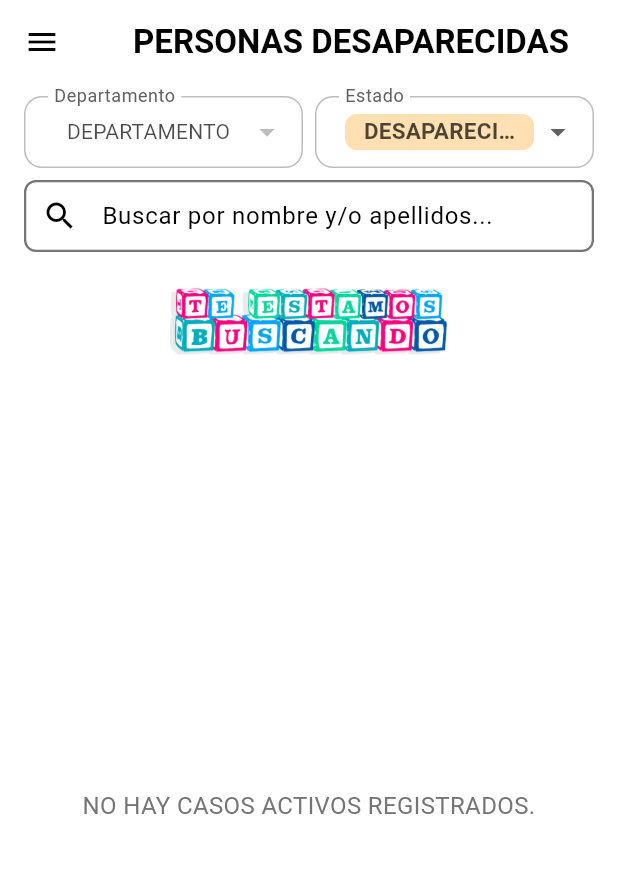
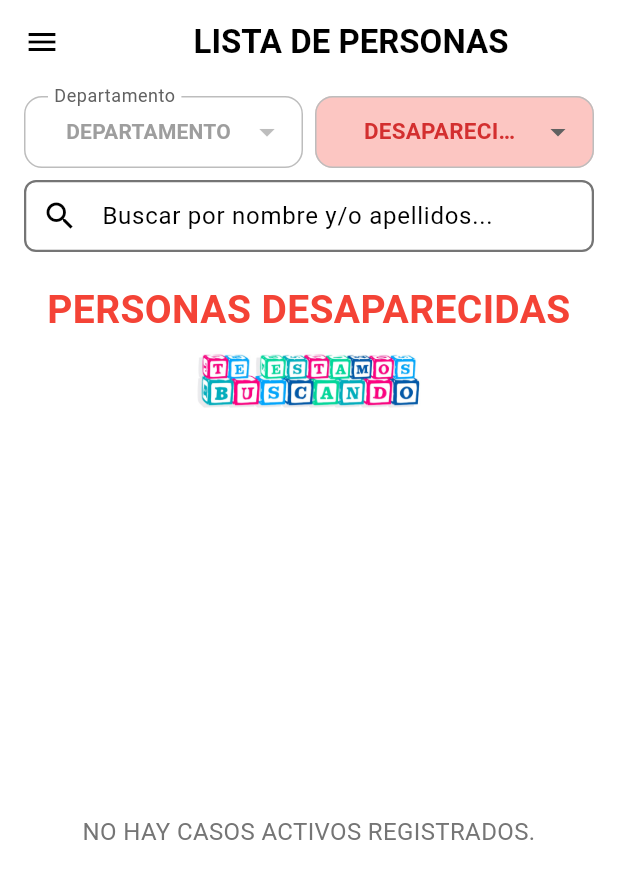
Before and after one commit to shamirdhc/alerta_desaparecidos, a Flutter app: the CitizenHomeScreen screen opened by its route, in the side drawer, after a tap on "DESAPARECIDOS", on a phone screen of 412 x 824 dp. Shown: the top 879 px of the screen. Run offline on Flutter 3.47's test engine with Material 3 defaults, Android fonts, the phone set to English and light mode, and no system bars; our stand-ins replace cloud_firestore, dartz, equatable, firebase_auth, firebase_core, firebase_storage and 9 more; accounts and stored records are empty.

Commit message:
feat(ViewMissingScreen): Implementa UI dinámica basada en estado (DESAPARECIDOS/ENCONTRADOS)

```diff
--- a/lib/common/styles/custom_input_decoration.dart
+++ b/lib/common/styles/custom_input_decoration.dart
@@ -1,19 +1,18 @@
 import 'package:flutter/material.dart';
 
 InputDecoration getCustomDropdownDecoration({
-  required BuildContext context, // AÑADIR ESTE PARÁMETRO
+  required BuildContext context,
   String labelText = '',
   String? hintText,
   Icon? prefixIcon,
-  // Puedes añadir más parámetros para personalizar el estilo si es necesario
-  // ej: Color? fillColor, TextStyle? labelStyle, etc.
+  Color? customFillColor, // NUEVO PARÁMETRO OPCIONAL
 }) {
   return InputDecoration(
     labelText: labelText,
     hintText: hintText,
     prefixIcon: prefixIcon,
     border: OutlineInputBorder(
-      borderRadius: BorderRadius.circular(12.0), // Bordes redondeados
+      borderRadius: BorderRadius.circular(12.0),
       borderSide: BorderSide(color: Colors.grey.shade400),
     ),
     enabledBorder: OutlineInputBorder(
@@ -22,15 +21,14 @@ InputDecoration getCustomDropdownDecoration({
     ),
     focusedBorder: OutlineInputBorder(
       borderRadius: BorderRadius.circular(12.0),
-      borderSide: BorderSide(color: Theme.of(context).primaryColor, width: 2.0), // USAR EL CONTEXTO AQUÍ
+      borderSide: BorderSide(color: Theme.of(context).primaryColor, width: 2.0),
     ),
     filled: true,
-    fillColor: Colors.white, // Color de fondo
-    contentPadding: const EdgeInsets.symmetric(horizontal: 16.0, vertical: 12.0), // Padding interno
+    // Usar customFillColor si se proporciona, sino el color por defecto
+    fillColor: customFillColor ?? Colors.white, // CAMBIO AQUÍ
+    contentPadding: const EdgeInsets.symmetric(horizontal: 16.0, vertical: 12.0),
     labelStyle: TextStyle(color: Colors.grey.shade700),
     hintStyle: TextStyle(color: Colors.grey.shade500),
-    // Aquí puedes añadir más propiedades de InputDecoration que desees estandarizar
-    // por ejemplo, errorStyle, focusedErrorBorder, etc.
   );
 }
 
--- a/lib/presentation/citizen/screens/citizen_home_screen.dart
+++ b/lib/presentation/citizen/screens/citizen_home_screen.dart
@@ -451,7 +451,7 @@ class CustomCitizenDrawer extends StatelessWidget {
 String _getSelectedScreenTitle(int selectedIndex) {
   switch (selectedIndex) {
     case 0:
-      return 'Personas Desaparecidas';
+      return 'LISTA DE PERSONAS';
     case 2:
       return 'Mi Perfil';
     case 3:
--- a/lib/presentation/citizen/screens/view_missing_screen.dart
+++ b/lib/presentation/citizen/screens/view_missing_screen.dart
@@ -27,10 +27,11 @@ class _ViewMissingScreenState extends State<ViewMissingScreen> {
   final ScrollController _scrollController = ScrollController();
   final DatabaseHelper _dbHelper = DatabaseHelper();
 
-  // --- NUEVO: Estado para el filtro de estado (desaparecido/encontrado) ---
-  String _selectedStatus = 'DESAPARECIDOS'; // Valor inicial
+  // Asegúrate que _selectedStatus solo esté definido aquí y no se redeclare después
+  String _selectedStatus = 'DESAPARECIDOS'; // Valor inicial ya existente
   final List<String> _statusOptions = ['DESAPARECIDOS', 'ENCONTRADOS'];
-  // --- FIN NUEVO ---
+  // Declarar _statusDropdownColor aquí
+  late Color _statusDropdownColor;
 
   // --- ASEGÚRATE QUE ESTA LISTA DE COLORES ESTÉ PRESENTE ---
   final List<Color> _departmentColors = [
@@ -48,9 +49,9 @@ class _ViewMissingScreenState extends State<ViewMissingScreen> {
   @override
   void initState() {
     super.initState();
-    // --- CAMBIO: Orquestar inicialización asíncrona ---
+    // Inicializar _statusDropdownColor basado en el _selectedStatus inicial
+    _updateStatusDropdownColor();
     _initializeScreen();
-    // --- FIN CAMBIO ---
     _searchController.addListener(_onSearchChanged);
     _scrollController.addListener(_onScroll);
   }
@@ -130,7 +131,12 @@ class _ViewMissingScreenState extends State<ViewMissingScreen> {
         (d) =>
             (d['name'] as String?)?.toUpperCase() ==
             departamentoDetectadoPorGps,
-        orElse: () => <String, dynamic>{}, // Devuelve mapa vacío si no hay coincidencia
+        orElse:
+            () =>
+                <
+                  String,
+                  dynamic
+                >{}, // Devuelve mapa vacío si no hay coincidencia
       );
 
       if (match.isNotEmpty && match['name'] != null) {
@@ -209,10 +215,13 @@ class _ViewMissingScreenState extends State<ViewMissingScreen> {
   // --- NUEVO MÉTODO: Para centralizar la llamada de búsqueda/filtrado ---
   void _fetchDataWithCurrentFilters() {
     final departamentoParaFiltrar = _selectedDepartamento?.toUpperCase();
-    final statusParaFiltrar = _selectedStatus == 'DESAPARECIDOS' ? 'activo' : 'encontrado';
+    final statusParaFiltrar =
+        _selectedStatus == 'DESAPARECIDOS' ? 'activo' : 'encontrado';
 
-    Provider.of<ViewMissingViewModel>(context, listen: false)
-        .searchMissingPeople(
+    Provider.of<ViewMissingViewModel>(
+      context,
+      listen: false,
+    ).searchMissingPeople(
       _searchController.text.trim(),
       departamento: departamentoParaFiltrar,
       status: statusParaFiltrar, // Pasar el estado correspondiente
@@ -260,12 +269,27 @@ class _ViewMissingScreenState extends State<ViewMissingScreen> {
     if (newValue == null) return;
     setState(() {
       _selectedStatus = newValue;
+      _updateStatusDropdownColor(); // Actualizar color al cambiar estado
     });
-    // --- CAMBIO AQUÍ: Usar el método centralizado ---
     _fetchDataWithCurrentFilters();
-    // --- FIN CAMBIO ---
   }
-  // --- FIN NUEVO MÉTODO ---
+
+  // Método para actualizar el color del dropdown de estado
+  void _updateStatusDropdownColor() {
+    // No es necesario llamar a setState aquí si _updateStatusDropdownColor
+    // se llama desde initState o desde un setState existente como en _onStatusChanged.
+    // Si se llamara desde otro lugar que no reconstruye el widget, setState sería necesario.
+    if (_selectedStatus == 'DESAPARECIDOS') {
+      _statusDropdownColor = Colors.red.withOpacity(0.3);
+    } else if (_selectedStatus == 'ENCONTRADOS') {
+      _statusDropdownColor = Colors.green.withOpacity(0.3);
+    } else {
+      // Color por defecto o transparente si es necesario, aunque con valor inicial no debería llegar aquí.
+      _statusDropdownColor = Colors.transparent;
+    }
+    // Si esta función se llama fuera de un setState y necesita provocar una reconstrucción:
+    // if (mounted) { setState(() {}); }
+  }
 
   @override
   Widget build(BuildContext context) {
@@ -292,15 +316,16 @@ class _ViewMissingScreenState extends State<ViewMissingScreen> {
                     child: Text(
                       'DEPARTAMENTO',
                       style: TextStyle(
-                        color: Theme.of(context).hintColor.withOpacity(0.7),
-                        fontWeight: FontWeight.normal,
+                        color: Colors.grey, // CAMBIO: Color del hint a gris
+                        fontWeight: FontWeight.bold, // CAMBIO: Hint en negrita
                         fontSize: 14,
                       ),
                     ),
                   ),
                   value: _selectedDepartamento,
                   isExpanded: true,
-                  items: _departamentosData
+                  items:
+                      _departamentosData
                           .asMap()
                           .entries
                           .map<DropdownMenuItem<String>>((entry) {
@@ -308,7 +333,8 @@ class _ViewMissingScreenState extends State<ViewMissingScreen> {
                             Map<String, dynamic> depto = entry.value;
                             final String? deptoName = depto['name'] as String?;
                             Color itemBackgroundColor =
-                            _departmentColors[index % _departmentColors.length];
+                                _departmentColors[index %
+                                    _departmentColors.length];
                             Color itemTextColor =
                                 ThemeData.estimateBrightnessForColor(
                                           itemBackgroundColor,
@@ -358,7 +384,9 @@ class _ViewMissingScreenState extends State<ViewMissingScreen> {
                             _departmentColors[index % _departmentColors.length];
                       }
                       Color selectedTextColor =
-                          ThemeData.estimateBrightnessForColor(selectedBgColor) ==
+                          ThemeData.estimateBrightnessForColor(
+                                    selectedBgColor,
+                                  ) ==
                                   Brightness.dark
                               ? Colors.white.withOpacity(0.9)
                               : Colors.black.withOpacity(0.7);
@@ -369,7 +397,6 @@ class _ViewMissingScreenState extends State<ViewMissingScreen> {
                           color: selectedBgColor,
                           borderRadius: BorderRadius.circular(8.0),
                         ),
-                        child: Padding(
                         padding: const EdgeInsets.symmetric(
                           vertical: 0,
                           horizontal: 8.0,
@@ -384,7 +411,6 @@ class _ViewMissingScreenState extends State<ViewMissingScreen> {
                           textAlign: TextAlign.center,
                           overflow: TextOverflow.ellipsis,
                         ),
-                        ),
                       );
                     }).toList();
                   },
@@ -394,33 +420,31 @@ class _ViewMissingScreenState extends State<ViewMissingScreen> {
                 ),
               ),
               const SizedBox(width: 8.0), // Espacio entre los dropdowns
-
               // --- NUEVO: Filtro de Estado (Desaparecidos/Encontrados) ---
               Expanded(
                 child: DropdownButtonFormField<String>(
                   decoration: getCustomDropdownDecoration(
                     context: context,
-                    labelText: 'Estado',
+                    customFillColor:
+                        _statusDropdownColor, // CAMBIO AQUÍ: Pasar el color dinámico
                   ),
-                  hint: Center(
-                    child: Text(
-                      'ESTADO',
-                      style: TextStyle(
-                        color: Theme.of(context).hintColor.withOpacity(0.7),
-                        fontWeight: FontWeight.normal,
-                        fontSize: 14,
-                      ),
-                    ),
-                  ),
+                  // MODIFICACIÓN: Eliminar COMPLETAMENTE el hint para el dropdown de estado
                   value: _selectedStatus,
                   isExpanded: true,
-                  items: _statusOptions.map<DropdownMenuItem<String>>((String value) {
+                  items:
+                      _statusOptions.map<DropdownMenuItem<String>>((
+                        String value,
+                      ) {
                         // Usar colores simples para este dropdown o definir una nueva paleta
-                    Color itemBackgroundColor = (value == 'DESAPARECIDOS')
+                        Color itemBackgroundColor =
+                            (value == 'DESAPARECIDOS')
                                 ? Colors.orange.shade100
                                 : Colors.green.shade100;
                         Color itemTextColor =
-                        ThemeData.estimateBrightnessForColor(itemBackgroundColor) == Brightness.dark
+                            ThemeData.estimateBrightnessForColor(
+                                      itemBackgroundColor,
+                                    ) ==
+                                    Brightness.dark
                                 ? Colors.white.withOpacity(0.9)
                                 : Colors.black.withOpacity(0.7);
 
@@ -428,7 +452,10 @@ class _ViewMissingScreenState extends State<ViewMissingScreen> {
                           value: value,
                           child: Container(
                             alignment: Alignment.center,
-                        padding: const EdgeInsets.symmetric(vertical: 12.0, horizontal: 10.0),
+                            padding: const EdgeInsets.symmetric(
+                              vertical: 12.0,
+                              horizontal: 10.0,
+                            ),
                             decoration: BoxDecoration(
                               color: itemBackgroundColor,
                               borderRadius: BorderRadius.circular(8.0),
@@ -448,27 +475,34 @@ class _ViewMissingScreenState extends State<ViewMissingScreen> {
                       }).toList(),
                   selectedItemBuilder: (BuildContext context) {
                     return _statusOptions.map<Widget>((String item) {
-                       Color selectedBgColor = (item == 'DESAPARECIDOS')
-                                              ? Colors.orange.shade100
-                                              : Colors.green.shade100;
-                       Color selectedTextColor =
-                          ThemeData.estimateBrightnessForColor(selectedBgColor) == Brightness.dark
-                              ? Colors.white.withOpacity(0.9)
-                              : Colors.black.withOpacity(0.7);
+                      // El color del item seleccionado ya no necesita cambiar el fondo del dropdown aquí,
+                      // ya que se maneja con _statusDropdownColor en la decoration.
+                      // Mantenemos la lógica para el color del texto del item si es necesario.
+                      Color selectedItemTextColor;
+                      if (item == 'DESAPARECIDOS') {
+                        selectedItemTextColor = Colors.red[700]!;
+                      } else {
+                        selectedItemTextColor = Colors.green[700]!;
+                      }
 
                       return Container(
                         alignment: Alignment.center,
-                         decoration: BoxDecoration(
-                          color: selectedBgColor,
-                          borderRadius: BorderRadius.circular(8.0),
+                        // Quitar la decoración de fondo aquí si se maneja globalmente
+                        // decoration: BoxDecoration(
+                        //   color: selectedBgColor, // Esto se maneja ahora por fillColor
+                        //   borderRadius: BorderRadius.circular(8.0),
+                        // ),
+                        child: Padding(
+                          padding: const EdgeInsets.symmetric(
+                            vertical: 0,
+                            horizontal: 8.0,
                           ),
-                        child: Padding(
-                          padding: const EdgeInsets.symmetric(vertical: 0, horizontal: 8.0),
                           child: Text(
                             item,
                             style: TextStyle(
                               fontWeight: FontWeight.bold,
-                              color: selectedTextColor,
+                              color:
+                                  selectedItemTextColor, // Usar el color de texto definido
                               fontSize: 15,
                             ),
                             textAlign: TextAlign.center,
@@ -488,7 +522,12 @@ class _ViewMissingScreenState extends State<ViewMissingScreen> {
 
         // --- Fila 2: Campo de Búsqueda (Existente) ---
         Padding(
-          padding: const EdgeInsets.fromLTRB(16.0, 0, 16.0, 8.0), // Ajustar padding si es necesario
+          padding: const EdgeInsets.fromLTRB(
+            16.0,
+            0,
+            16.0,
+            8.0,
+          ), // Ajustar padding si es necesario
           child: TextField(
             controller: _searchController,
             inputFormatters: [UpperCaseTextFormatter()],
@@ -523,18 +562,37 @@ class _ViewMissingScreenState extends State<ViewMissingScreen> {
           ),
         ),
 
-        // --- Fila 3: Título "SE BUSCA" ---
-        // (Sin cambios aquí)
-        Container(
+        // --- Fila 3: Título Dinámico y Logo ---
+        Padding(
           padding: const EdgeInsets.symmetric(vertical: 12.0),
-          // --- CAMBIO: Reemplazar Text con Image.asset ---
-          child: Image.asset(
+          child: Column(
+            children: [
+              // Título Dinámico
+              Text(
+                _selectedStatus == 'DESAPARECIDOS'
+                    ? 'PERSONAS DESAPARECIDAS'
+                    : 'PERSONAS ENCONTRADAS',
+                style: TextStyle(
+                  fontSize: 26, // Aumentado el tamaño de la fuente
+                  fontWeight: FontWeight.bold,
+                  color:
+                      _selectedStatus == 'DESAPARECIDOS'
+                          ? Colors.red
+                          : Colors.green,
+                  // decoration: TextDecoration.underline, // Subrayado eliminado
+                ),
+                textAlign: TextAlign.center,
+              ),
+              const SizedBox(height: 8), // Espacio entre el título y la imagen
+              // Imagen "Te estamos buscando"
+              Image.asset(
                 'assets/icons/te_estamos_buscando.png', // Ruta de tu imagen
-            height: 50, // Ajusta la altura según necesites
-            // width: 200, // Puedes ajustar el ancho también si es necesario
-            fit: BoxFit.contain, // Ajusta el fit según tus preferencias
+                height:
+                    40, // Ajusta la altura según necesites (un poco menos para dar espacio al título)
+                fit: BoxFit.contain,
               ),
-          // --- FIN CAMBIO ---
+            ],
+          ),
         ),
 
         // --- Lista de Desaparecidos ---
@@ -695,13 +753,22 @@ class _ViewMissingScreenState extends State<ViewMissingScreen> {
             : Colors.black87; // Texto oscuro para tema claro
     // --- FIN CAMBIO ---
 
-    // Color para el borde de la tarjeta (opuesto al tema)
-    final Color colorBordeTarjeta =
-        theme.brightness == Brightness.dark
-            ? Colors
-                .white60 // Borde claro para tema oscuro
-            : Colors.black54; // Borde oscuro para tema claro
-    // --- FIN CAMBIOS DE COLOR ---
+    // MODIFICACIÓN: Determinar color de borde y sombra de la tarjeta dinámicamente
+    Color cardBorderColor;
+    Color cardShadowColor;
+
+    if (_selectedStatus == 'DESAPARECIDOS') {
+      cardBorderColor = Colors.red[900]!; // Rojo sangre
+      cardShadowColor = Colors.red[900]!.withOpacity(0.5); // Sombra roja sangre
+    } else if (_selectedStatus == 'ENCONTRADOS') {
+      cardBorderColor = Colors.green[700]!; // Verde
+      cardShadowColor = Colors.green[700]!.withOpacity(0.5); // Sombra verde
+    } else {
+      // Fallback por si acaso, aunque _selectedStatus siempre debería tener un valor
+      cardBorderColor =
+          theme.brightness == Brightness.dark ? Colors.white60 : Colors.black54;
+      cardShadowColor = Colors.black.withOpacity(0.2);
+    }
 
     // Helper widget para las filas de información
     Widget buildInfoRow(String label, String? value) {
@@ -741,10 +808,29 @@ class _ViewMissingScreenState extends State<ViewMissingScreen> {
     return Card(
       margin: const EdgeInsets.symmetric(horizontal: 16, vertical: 0),
       elevation: 8.0,
+      // MODIFICACIÓN: Aplicar borde y sombra dinámicos
       shape: RoundedRectangleBorder(
         borderRadius: BorderRadius.circular(12),
-        side: BorderSide(color: colorBordeTarjeta, width: 1.5),
+        side: BorderSide(
+          color: cardBorderColor,
+          width: 2.0,
+        ), // Borde más grueso y dinámico
       ),
+      shadowColor: cardShadowColor, // Aplicar color de sombra dinámico
+      // Para que la sombra sea más pronunciada, podrías necesitar envolver la Card
+      // en un Container con BoxDecoration y boxShadow, ya que `shadowColor` en Card
+      // a veces es sutil. Por ahora, probemos con `shadowColor`.
+      // Si se necesita más control, se puede usar:
+      // decoration: BoxDecoration(
+      //   borderRadius: BorderRadius.circular(12),
+      //   boxShadow: [
+      //     BoxShadow(
+      //       color: cardShadowColor,
+      //       blurRadius: 10.0, // Ajusta el desenfoque
+      //       spreadRadius: 2.0, // Ajusta la extensión de la sombra
+      //     ),
+      //   ],
+      // ),
       clipBehavior: Clip.antiAlias,
       child: IntrinsicHeight(
         child: Row(
```
Lines whose indentation alone changed are shown as unchanged.
